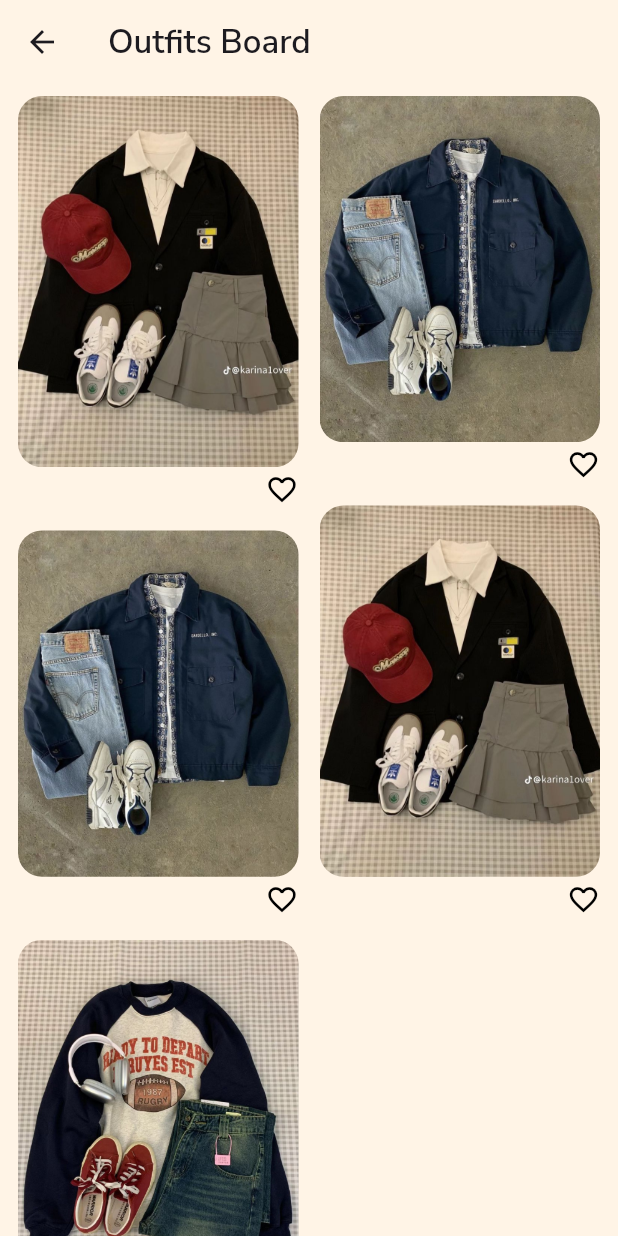
After one commit to Sokleaphea/fit-recommendation, a Flutter app: the OutfitBoardScreen screen opened directly, on a phone screen of 412 x 824 dp. The commit adds this screen. Run offline on Flutter 3.47's test engine with Material 3 defaults, Android fonts, the phone set to English and light mode, and no system bars; our stand-ins replace geolocator, google_fonts.

Commit message:
add outfit card widget and outfit board draft

```diff
--- a/lib/data/mocks/outfits_data.dart
+++ b/lib/data/mocks/outfits_data.dart
@@ -13,7 +13,7 @@ List<Outfit> outfits = [
     price: 15.0,
     suitableWeather: Weather.sunny,
     style: Styles.casual,
-    imagePath: "assets/images/tshirt.png",
+    imagePath: "assets/outfits/3.jpg",
   ),
   Outfit(
     description: "Elegant evening dress for formal events",
@@ -22,7 +22,7 @@ List<Outfit> outfits = [
     price: 120.0,
     suitableWeather: Weather.sunny,
     style: Styles.streetwear,
-    imagePath: "assets/images/dress.png",
+    imagePath: "assets/outfits/4.jpg",
   ),
   Outfit(
     description: "Warm hoodie for chilly mornings",
@@ -31,7 +31,7 @@ List<Outfit> outfits = [
     price: 40.0,
     suitableWeather: Weather.cold,
     style: Styles.casual,
-    imagePath: "assets/images/hoodie.png",
+    imagePath: "assets/outfits/3.jpg",
   ),
   Outfit(
     description: "Raincoat to stay dry in wet weather",
@@ -40,7 +40,7 @@ List<Outfit> outfits = [
     price: 35.0,
     suitableWeather: Weather.rainy,
     style: Styles.minimalist,
-    imagePath: "assets/images/raincoat.png",
+    imagePath: "assets/outfits/4.jpg",
   ),
   Outfit(
     description: "Traditional Khmer outfit for ceremonies",
@@ -49,6 +49,6 @@ List<Outfit> outfits = [
     price: 60.0,
     suitableWeather: Weather.sunny,
     style: Styles.minimalist,
-    imagePath: "assets/images/traditional.png",
+    imagePath: "assets/outfits/5.jpg",
   ),
 ];
--- a/lib/data/services/outfit_filter_service.dart
+++ b/lib/data/services/outfit_filter_service.dart
@@ -4,17 +4,13 @@ import 'package:oshifit/models/outfit_criteria.dart';
 
 class OutfitFilterService {
   List<Outfit> filterOutfits(List<Outfit> outfits, OutfitCriteria criteria, City? currentCity) {
-    final List<Styles> stylesToFilter = criteria.selectedStyles.length > 3
-      ? criteria.selectedStyles.sublist(0, 3)
-      : criteria.selectedStyles;
-
     List<Outfit> filtered = outfits.where(
       (outfit) => outfit.suitableWeather == criteria.selectedWeather
     ).toList();
 
-    if (stylesToFilter.isNotEmpty) {
+    if (criteria.selectedStyles.isNotEmpty) {
       filtered = filtered.where(
-        (outfit) => stylesToFilter.contains(outfit.style)
+        (outfit) => criteria.selectedStyles.contains(outfit.style)
       ).toList();
     }
 
--- a/lib/main.dart
+++ b/lib/main.dart
@@ -1,8 +1,9 @@
 import 'package:flutter/material.dart';
-import 'package:oshifit/data/repositories/city_repositories.dart';
+import 'package:oshifit/data/mocks/outfits_data.dart';
 import 'package:oshifit/models/outfit.dart';
-import 'package:oshifit/ui/widgets/weather_card.dart';
 import 'package:google_fonts/google_fonts.dart';
+import 'package:oshifit/ui/screens/outfit_board_screen.dart';
+import 'package:oshifit/ui/widgets/outfit_card.dart';
 import 'ui/screens/location_screen.dart';
 
 void main() {
@@ -13,8 +14,8 @@ void main() {
       fontFamily: GoogleFonts.nunito().fontFamily,
       textTheme:  GoogleFonts.nunitoSansTextTheme()
     ),
-    // home: const OutfitScreen()
-    home: WeatherCard(city: City.PhnomPenh, weatherImage: 'assets/weather/cloudy.png', currentWeather: Weather.cloudy, currentTemp: 28, highTemp: 29, lowTemp: 23)
+    // home: OutfitBoardScreen()
+    home: OutfitScreen(),
     )
   );
 }
--- /dev/null
+++ b/lib/ui/screens/outfit_board_screen.dart
@@ -0,0 +1,36 @@
+import 'package:flutter/material.dart';
+import 'package:flutter_staggered_grid_view/flutter_staggered_grid_view.dart';
+import 'package:oshifit/ui/widgets/outfit_card.dart';
+import 'package:oshifit/data/mocks/outfits_data.dart';
+
+class OutfitBoardScreen extends StatelessWidget {
+  const OutfitBoardScreen({super.key});
+
+  @override
+  Widget build(BuildContext context) {
+    return Scaffold(
+      backgroundColor: const Color(0xFFFFF4E6),
+      appBar: AppBar(
+        title: const Text('Outfits Board', style: TextStyle(fontWeight: FontWeight.w600)),
+        backgroundColor: const Color(0xFFFFF4E6),
+        elevation: 0
+      ),
+      body: CustomScrollView(
+        slivers: [
+          SliverPadding(
+            padding: const EdgeInsets.symmetric(horizontal: 12, vertical: 8),
+            sliver: SliverMasonryGrid.count(
+              crossAxisCount: 2,
+              mainAxisSpacing: 16,
+              crossAxisSpacing: 14,
+              childCount: outfits.length,
+              itemBuilder: (context, index) {
+                return OutfitCard(outfit: outfits[index]);
+              },
+            ),
+          ),
+        ],
+      ),
+    );
+  }
+}
--- /dev/null
+++ b/lib/ui/widgets/outfit_card.dart
@@ -0,0 +1,49 @@
+import 'package:flutter/material.dart';
+import 'package:oshifit/models/outfit.dart';
+
+class OutfitCard extends StatefulWidget {
+  final Outfit outfit;
+  const OutfitCard({super.key, required this.outfit});
+
+  @override
+  State<OutfitCard> createState() => _OutfitCardState();
+}
+
+class _OutfitCardState extends State<OutfitCard> {
+  bool isFavorite = false;
+
+  @override
+  Widget build(BuildContext context) {
+    return Column(
+      mainAxisSize: MainAxisSize.min,
+      crossAxisAlignment: CrossAxisAlignment.stretch,
+      children: [
+        ClipRRect(
+          borderRadius: BorderRadius.circular(16),
+          child: Image.asset(
+            widget.outfit.imagePath,
+            fit: BoxFit.cover,
+            width: double.infinity,
+          ),
+        ),
+        Align(
+          alignment: Alignment.centerRight,
+          child: GestureDetector(
+            behavior: HitTestBehavior.translucent,
+            onTap: () {
+              setState(() => isFavorite = !isFavorite);
+            },
+            child: Padding(
+              padding: const EdgeInsets.only(top: 4), // optional, reduce/remove
+              child: Icon(
+                isFavorite ? Icons.favorite : Icons.favorite_border,
+                color: isFavorite ? Colors.red : Colors.black,
+                size: 22,
+              ),
+            ),
+          ),
+        ),
+      ],
+    );
+  }
+}
--- a/pubspec.yaml
+++ b/pubspec.yaml
@@ -37,6 +37,7 @@ dependencies:
   geolocator: ^14.0.2
   uuid: ^4.5.2
   google_fonts: ^6.3.3
+  flutter_staggered_grid_view: ^0.7.0
 
 dev_dependencies:
   flutter_test:
@@ -63,6 +64,7 @@ flutter:
   # To add assets to your application, add an assets section, like this:
   assets:
     - assets/weather/
+    - assets/outfits/
 
   # An image asset can refer to one or more resolution-specific "variants", see
   # https://flutter.dev/to/resolution-aware-images
```
Also changed, not shown: assets/outfits/1.jpg (added), assets/outfits/2.jpg (added), assets/outfits/3.jpg (added), assets/outfits/4.jpg (added), assets/outfits/5.jpg (added), lib/ui/widgets/widget.txt (deleted), pubspec.lock.
